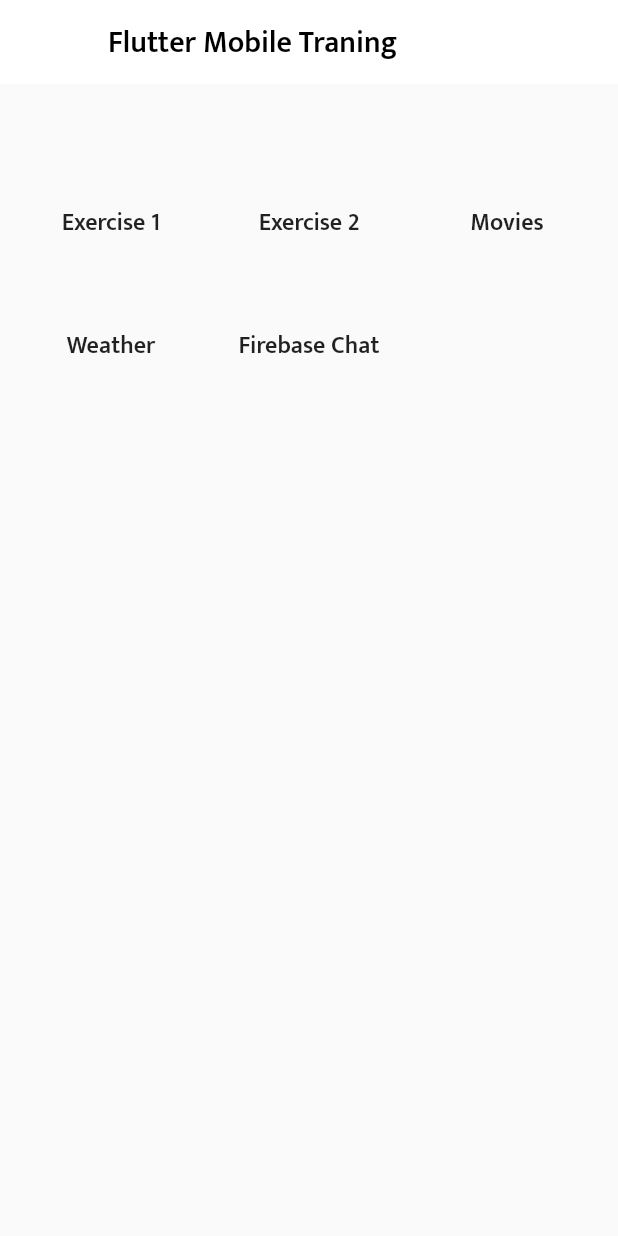
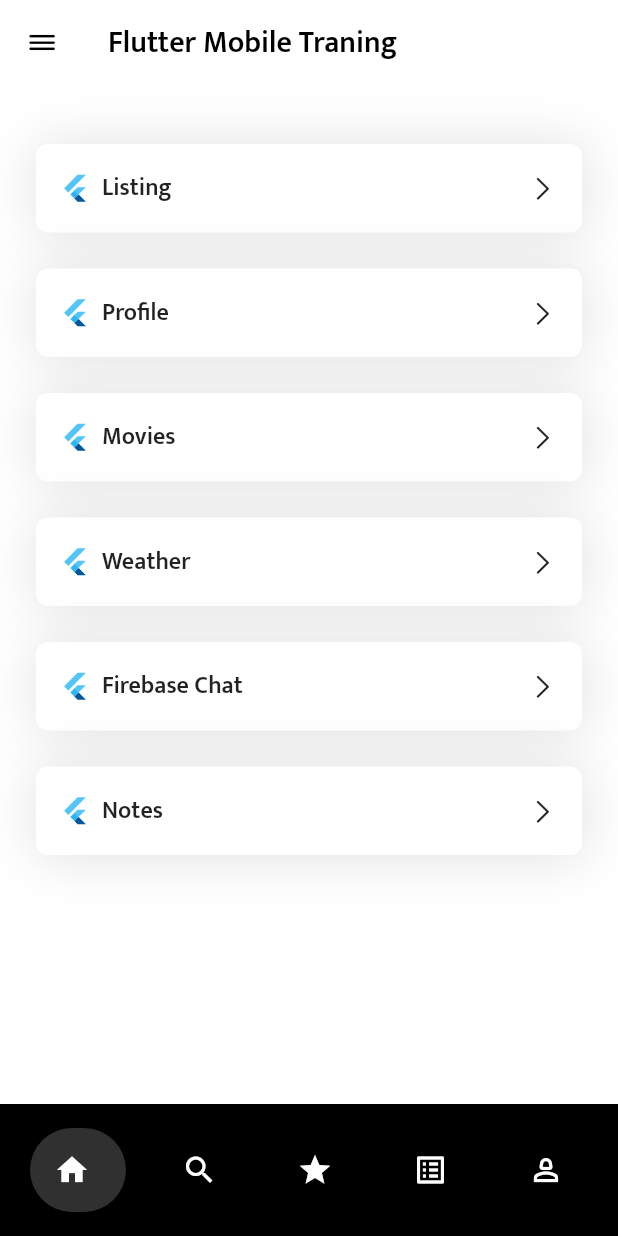
Before and after one commit to AnhND21/flutter_training, a Flutter app: the screen it shows after launch, on a phone screen of 412 x 824 dp. Run offline on Flutter 3.47's test engine with Material 2 defaults, Android fonts, the phone set to English and light mode, and no system bars; drawn by our look-alikes of google_nav_bar; our stand-ins replace cached_network_image, carousel_slider, dots_indicator, flutter_svg, readmore, shared_preferences and 2 more; missing offline and left inert: animated_widgets; project files that could hold a hidden picture were left out.

Commit message:
update ui

```diff
--- a/lib/main.dart
+++ b/lib/main.dart
@@ -1,6 +1,8 @@
 import 'package:flutter/material.dart';
 import 'package:flutter_training/core/theme_data.dart';
 import 'package:flutter_training/core/theme_provider.dart';
+import 'package:flutter_training/screens/chat/chat_screen.dart';
+import 'package:flutter_training/screens/chat/login_phone_screen.dart';
 import 'package:flutter_training/screens/listing_screen.dart';
 import 'package:flutter_training/screens/weather_location_screen.dart';
 import 'package:flutter_training/screens/movie_details.dart';
@@ -61,6 +63,8 @@
               '/weather': (context) => const WeatherScreen(),
               '/weather_setting': (context) => const WeatherSettingScreen(),
               '/weather_location': (context) => const WeatherLocationScreen(),
+              '/chats': (context) => const ChatScreen(),
+              '/login_phone': (context) => const LoginPhoneScreen(),
             },
           );
         },
--- a/lib/screens/root.dart
+++ b/lib/screens/root.dart
@@ -1,4 +1,6 @@
+import 'package:flutter/cupertino.dart';
 import 'package:flutter/material.dart';
+import 'package:google_nav_bar/google_nav_bar.dart';
 
 class RootScreen extends StatefulWidget {
   const RootScreen({super.key});
@@ -8,12 +10,14 @@
 }
 
 class _RootScreenState extends State<RootScreen> {
+  int _bottomTabIndex = 0;
   List<String> list = <String>[
-    "Exercise 1",
-    'Exercise 2',
+    "Listing",
+    'Profile',
     'Movies',
     'Weather',
-    'Firebase Chat'
+    'Firebase Chat',
+    'Notes',
   ];
 
   void onNavigateToScreen(int index) {
@@ -31,6 +35,12 @@
       case 3:
         route = '/weather';
         break;
+      case 4:
+        route = '/chats';
+        break;
+      case 5:
+        route = '/notes';
+        break;
       default:
     }
 
@@ -42,10 +52,12 @@
     return WillPopScope(
         onWillPop: () async => false,
         child: Scaffold(
-          // backgroundColor: Colors.white,
+          backgroundColor: Colors.white,
           drawerEnableOpenDragGesture: true,
           appBar: AppBar(
-            leading: Container(),
+            leading: Container(
+              child: Icon(CupertinoIcons.bars),
+            ),
             title: const Text(
               'Flutter Mobile Traning',
               style: TextStyle(fontSize: 20, fontWeight: FontWeight.w600),
@@ -60,43 +72,105 @@
             width: MediaQuery.of(context).size.width,
             height: MediaQuery.of(context).size.height,
             child: Padding(
-              padding: const EdgeInsets.all(16),
-              child: Column(children: <Widget>[
+              padding: const EdgeInsets.all(24),
+              child: Column(
+                  crossAxisAlignment: CrossAxisAlignment.start,
+                  mainAxisAlignment: MainAxisAlignment.start,
+                  children: <Widget>[
                     const SizedBox(
-                  height: 48,
+                      height: 16,
                     ),
-                GridView.count(
-                  crossAxisCount: 3,
+                    ListView.separated(
                         shrinkWrap: true,
-                  crossAxisSpacing: 16,
-                  mainAxisSpacing: 24,
-                  childAspectRatio: 2,
                         physics: const NeverScrollableScrollPhysics(),
                         padding: const EdgeInsets.all(0),
-                  children: List.generate(list.length, (index) {
+                        itemCount: list.length,
+                        separatorBuilder: (context, index) {
+                          return Container(
+                            height: 24,
+                          );
+                        },
+                        itemBuilder: (context, index) {
                           return InkWell(
                             onTap: () {
                               onNavigateToScreen(index);
                             },
                             child: Container(
-                        alignment: Alignment.center,
-                        decoration: const BoxDecoration(
-                            // boxShadow: [
-                            //   BoxShadow(
-                            //     color: Colors.grey.withOpacity(0.3),
-                            //     spreadRadius: 1,
-                            //     blurRadius: 30,
-                            //     offset: const Offset(1, 1),
-                            //   )
-                            // ],
-                            // color: Colors.white,
-                            borderRadius: BorderRadius.all(Radius.circular(8))),
+                              padding: const EdgeInsets.all(16),
+                              decoration: BoxDecoration(
+                                  boxShadow: [
+                                    BoxShadow(
+                                      color: Colors.grey.withOpacity(0.3),
+                                      spreadRadius: 1,
+                                      blurRadius: 30,
+                                      offset: const Offset(1, 1),
+                                    )
+                                  ],
+                                  color: Colors.white,
+                                  borderRadius: const BorderRadius.all(
+                                      Radius.circular(8))),
+                              child: Row(
+                                children: [
+                                  const FlutterLogo(
+                                    size: 20,
+                                    curve: Curves.bounceIn,
+                                  ),
+                                  const SizedBox(
+                                    width: 8,
+                                  ),
+                                  Expanded(
                                     child: Text(list[index],
                                         style: const TextStyle(
-                                fontSize: 16, fontWeight: FontWeight.w600)),
+                                            fontSize: 16,
+                                            fontWeight: FontWeight.w600)),
+                                  ),
+                                  const Icon(
+                                    CupertinoIcons.chevron_right,
+                                    size: 20,
+                                  )
+                                ],
+                              ),
                             ),
                           );
                         }),
+                  ]),
+            ),
+          ),
+          bottomNavigationBar: Container(
+            color: Colors.black,
+            child: Padding(
+              padding: const EdgeInsets.symmetric(horizontal: 20, vertical: 16),
+              child: GNav(
+                  selectedIndex: _bottomTabIndex,
+                  curve: Curves.bounceIn,
+                  gap: 8,
+                  backgroundColor: Colors.black,
+                  color: Colors.white,
+                  activeColor: Colors.white,
+                  haptic: true,
+                  tabBorderRadius: 32,
+                  tabBackgroundColor: Colors.grey.withOpacity(0.3),
+                  padding: const EdgeInsets.all(16),
+                  onTabChange: (value) {
+                    setState(() {
+                      _bottomTabIndex = value;
+                    });
+                  },
+                  tabs: const [
+                    GButton(
+                      icon: Icons.home,
+                    ),
+                    GButton(
+                      icon: Icons.search,
+                    ),
+                    GButton(
+                      icon: Icons.star,
+                    ),
+                    GButton(
+                      icon: Icons.list_alt,
+                    ),
+                    GButton(
+                      icon: Icons.person_2_outlined,
                     )
                   ]),
             ),
--- a/pubspec.yaml
+++ b/pubspec.yaml
@@ -39,6 +39,7 @@
     sdk: flutter
   flutter_bloc: ^8.1.2
   flutter_svg: ^2.0.4
+  google_nav_bar: ^5.0.6
   http: ^0.13.5
   intl: ^0.18.0
   provider: ^6.0.5
@@ -71,6 +72,7 @@
     - assets/svgs/movie.svg
     - assets/svgs/tvseries.svg
     - assets/svgs/theatre.svg
+    - assets/svgs/chat_splash.svg
   # An image asset can refer to one or more resolution-specific "variants", see
   # https://flutter.dev/assets-and-images/#resolution-aware
   # For details regarding adding assets from package dependencies, see
```
Also changed, not shown: lib/screens/chat/chat_screen.dart (added, +74 -0 lines), lib/screens/chat/login_phone_screen.dart (added, +29 -0 lines), lib/screens/weather_location_screen.dart (+25 -4 lines), lib/screens/weather_screen.dart (+6 -7 lines), assets/svgs/chat_splash.svg (added), pubspec.lock, 2 other files. Lines whose indentation alone changed are shown as unchanged.
